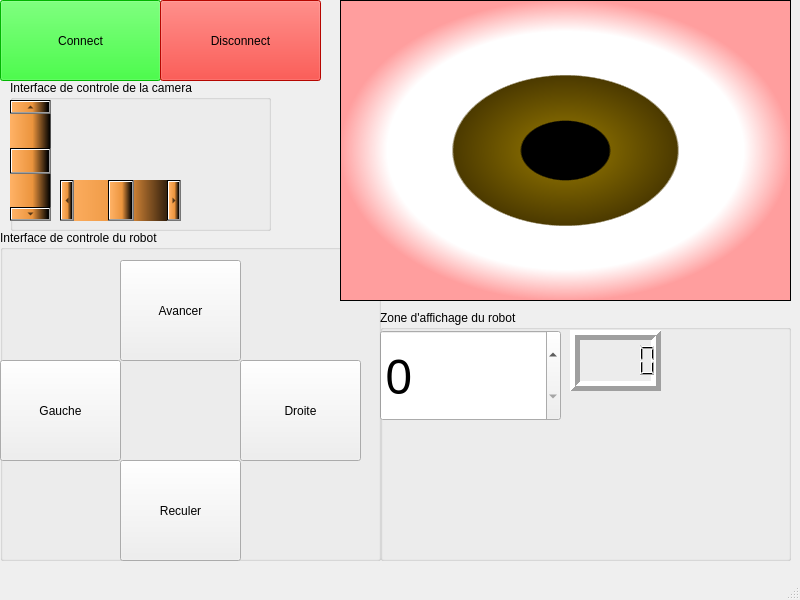
Qt form WiFiBot/mainwindow.ui (Federdispi/WiFiBot) before a commit.
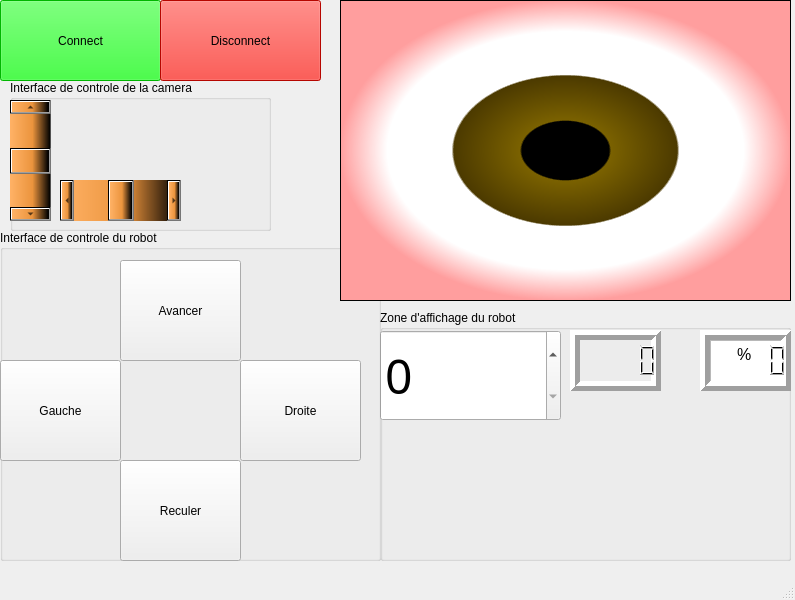
The same form after that commit.

What changed in the file:
```diff
--- a/WiFiBot/mainwindow.ui
+++ b/WiFiBot/mainwindow.ui
@@ -6,7 +6,7 @@
    <rect>
     <x>0</x>
     <y>0</y>
-    <width>800</width>
+    <width>795</width>
     <height>600</height>
    </rect>
   </property>
@@ -111,6 +111,44 @@
     <widget class="QLCDNumber" name="battery">
      <property name="geometry">
       <rect>
+       <x>320</x>
+       <y>20</y>
+       <width>91</width>
+       <height>61</height>
+      </rect>
+     </property>
+     <property name="sizePolicy">
+      <sizepolicy hsizetype="Minimum" vsizetype="Minimum">
+       <horstretch>0</horstretch>
+       <verstretch>0</verstretch>
+      </sizepolicy>
+     </property>
+     <property name="font">
+      <font>
+       <family>Tw Cen MT Condensed Extra Bold</family>
+       <pointsize>36</pointsize>
+       <kerning>true</kerning>
+      </font>
+     </property>
+     <property name="focusPolicy">
+      <enum>Qt::NoFocus</enum>
+     </property>
+     <property name="layoutDirection">
+      <enum>Qt::LeftToRight</enum>
+     </property>
+     <property name="lineWidth">
+      <number>5</number>
+     </property>
+     <property name="mode">
+      <enum>QLCDNumber::Dec</enum>
+     </property>
+     <property name="segmentStyle">
+      <enum>QLCDNumber::Filled</enum>
+     </property>
+    </widget>
+    <widget class="QLCDNumber" name="speed_2">
+     <property name="geometry">
+      <rect>
        <x>190</x>
        <y>20</y>
        <width>91</width>
@@ -139,6 +177,40 @@
       <number>5</number>
      </property>
     </widget>
+    <widget class="QPlainTextEdit" name="percent">
+     <property name="geometry">
+      <rect>
+       <x>330</x>
+       <y>30</y>
+       <width>81</width>
+       <height>51</height>
+      </rect>
+     </property>
+     <property name="font">
+      <font>
+       <pointsize>12</pointsize>
+      </font>
+     </property>
+     <property name="layoutDirection">
+      <enum>Qt::LeftToRight</enum>
+     </property>
+     <property name="verticalScrollBarPolicy">
+      <enum>Qt::ScrollBarAlwaysOff</enum>
+     </property>
+     <property name="horizontalScrollBarPolicy">
+      <enum>Qt::ScrollBarAlwaysOff</enum>
+     </property>
+     <property name="readOnly">
+      <bool>true</bool>
+     </property>
+     <property name="plainText">
+      <string>     %</string>
+     </property>
+    </widget>
+    <zorder>percent</zorder>
+    <zorder>battery</zorder>
+    <zorder>speed</zorder>
+    <zorder>speed_2</zorder>
    </widget>
    <widget class="QGroupBox" name="controle_robot">
     <property name="geometry">
```
Left out of the diff: 4 changed lines with no effect on the pictures.
